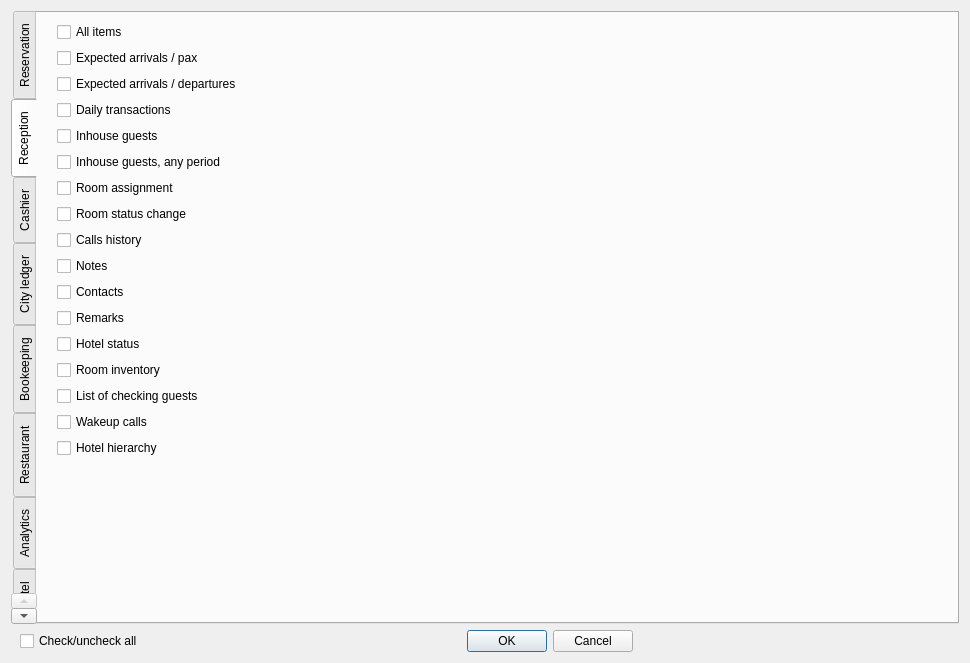
First picture: the form in Resort/dlguserrights.ui, repository End1-1/Resort, before the edit.
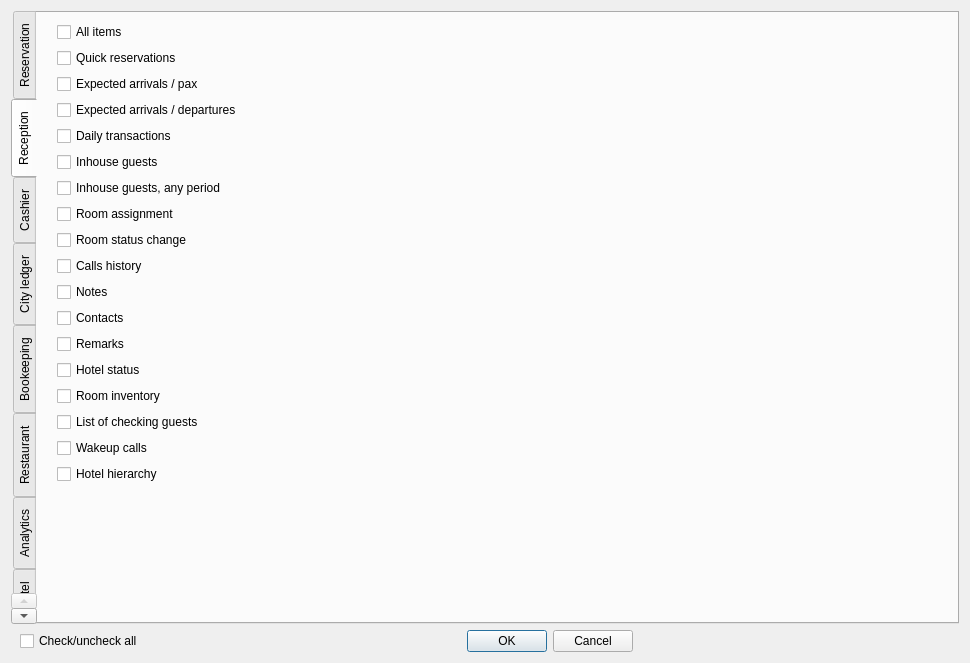
Second picture: the form after the edit. The open tabs and pages were chosen to show the change. Custom widgets are drawn as their Qt base class.

Commit message: Quick reservations

The edit to the form file:
```diff
--- a/Resort/dlguserrights.ui
+++ b/Resort/dlguserrights.ui
@@ -271,6 +271,16 @@
          </property>
         </widget>
        </item>
+       <item>
+        <widget class="EQCheckBox" name="chQuickReservations">
+         <property name="text">
+          <string>Quick reservations </string>
+         </property>
+         <property name="Tag" stdset="0">
+          <number>132</number>
+         </property>
+        </widget>
+       </item>
        <item>
         <widget class="EQCheckBox" name="chExpectedArrivalsPax">
          <property name="text">
```
Left out of the diff: 2 changed lines with no effect on the pictures. The commit also changes 94 other files.
